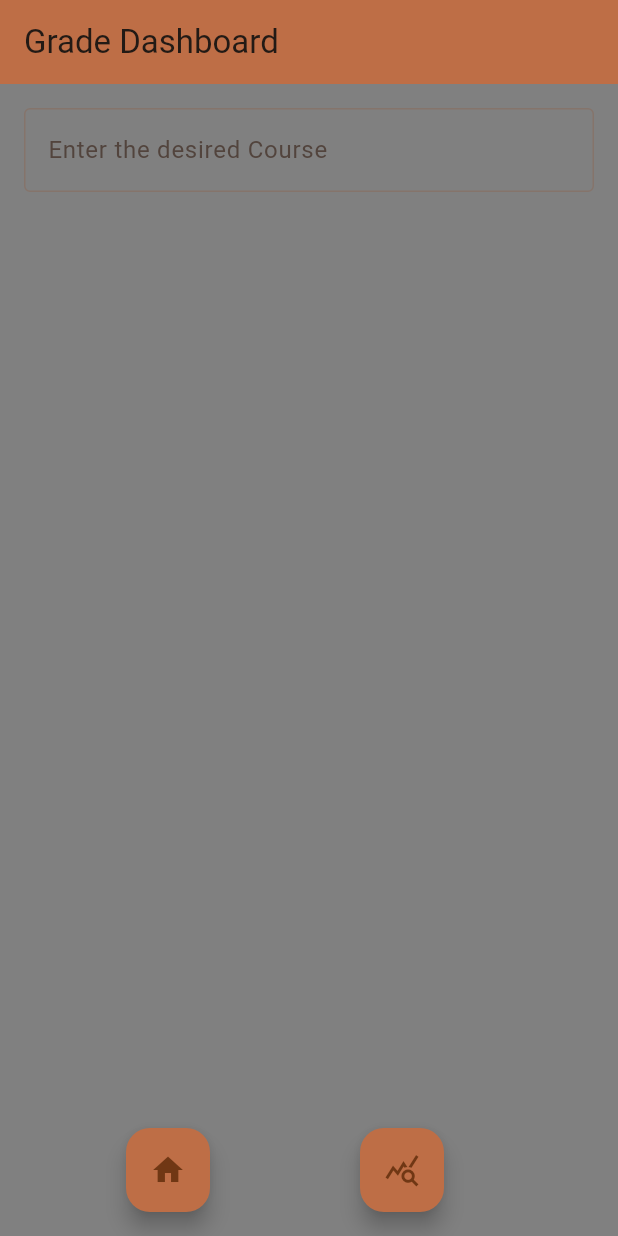
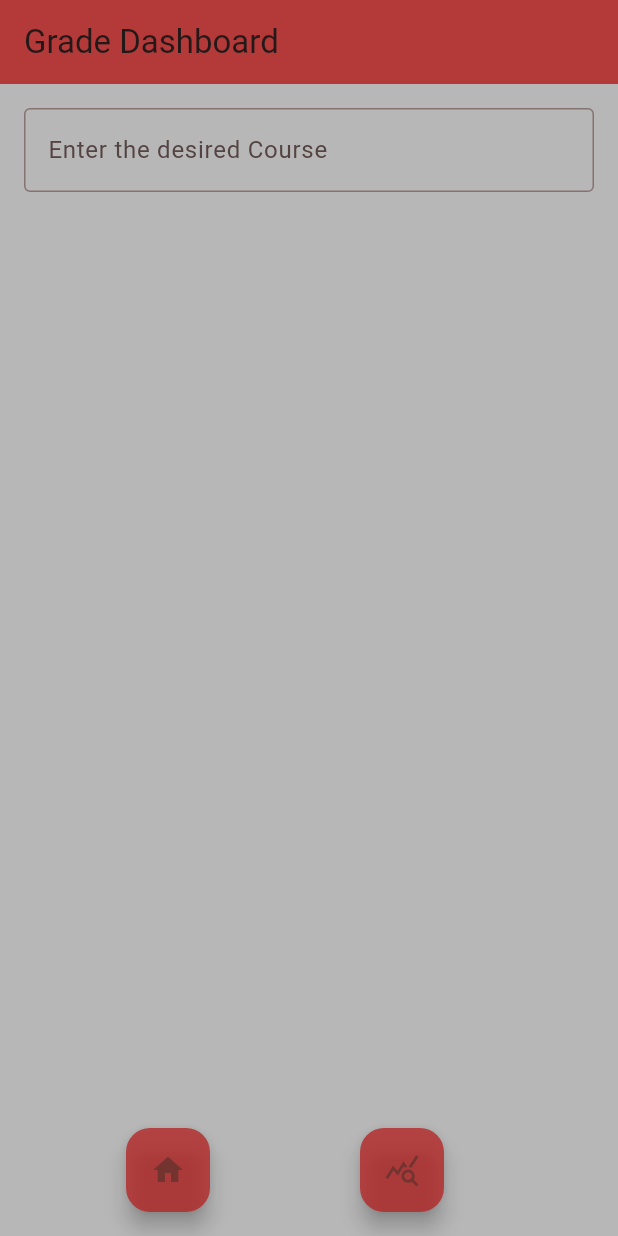
Before and after one commit to Davidpereira2803/unigrades, a Flutter app: the screen it shows after launch, after a tap on the "dashboard" icon, on a phone screen of 412 x 824 dp. Run offline on Flutter 3.47's test engine with Material 3 defaults, Android fonts, the phone set to English and light mode, and no system bars.

Commit message:
Prototype V1.01

```diff
--- a/lib/main.dart
+++ b/lib/main.dart
@@ -19,9 +19,9 @@ class MyApp extends StatelessWidget {
     return MaterialApp(
       title: 'Unversity Grades',
       theme: ThemeData(
-        scaffoldBackgroundColor: const Color.fromARGB(255, 128, 128, 128),
-        primaryColor: const Color.fromARGB(255, 190, 110, 70),
-        colorScheme: ColorScheme.fromSeed(seedColor: const Color.fromARGB(255, 196, 118, 73)),
+        scaffoldBackgroundColor: Color.fromARGB(230, 175, 175, 175),
+        primaryColor: const Color.fromARGB(200, 180, 37, 37),
+        colorScheme: ColorScheme.fromSeed(seedColor: Color.fromARGB(200, 180, 37, 37)),
         useMaterial3: true,
       ),
       home: const MyHomePage(title: 'University Grades'),
@@ -45,7 +45,7 @@ class _MyHomePageState extends State<MyHomePage> {
 
     return Scaffold(
       appBar: AppBar(
-        backgroundColor: const Color.fromARGB(255, 190, 110, 70),
+        backgroundColor: const Color.fromARGB(220, 180, 37, 37),
         title: Text(widget.title),
       ),
       body:
@@ -218,6 +218,7 @@ void main() async {
             backgroundColor: Theme.of(context).primaryColor,
             child: const Icon(Icons.remove),
             ),
+
           FloatingActionButton(
             onPressed:(){
               Navigator.push(
@@ -230,6 +231,7 @@ void main() async {
             child: const Icon(Icons.dashboard),
           ),
         ],
+
       ),
     );
   }
--- a/lib/secondpage.dart
+++ b/lib/secondpage.dart
@@ -24,14 +24,14 @@ class _SecondPageState extends State<SecondPage> {
   Widget build(BuildContext context) {
     return MaterialApp(
       theme: ThemeData(
-        scaffoldBackgroundColor: const Color.fromARGB(255, 128, 128, 128),
-        primaryColor: const Color.fromARGB(255, 190, 110, 70),
-        colorScheme: ColorScheme.fromSeed(seedColor: const Color.fromARGB(255, 196, 118, 73)),
+        scaffoldBackgroundColor: const Color.fromARGB(230, 175, 175, 175),
+        primaryColor: const Color.fromARGB(200, 180, 37, 37),
+        colorScheme: ColorScheme.fromSeed(seedColor: Color.fromARGB(200, 180, 37, 37)),
         useMaterial3: true,
        ),
       home: Scaffold(
         appBar: AppBar(
-          backgroundColor: const Color.fromARGB(255, 190, 110, 70),
+          backgroundColor: const Color.fromARGB(220, 180, 37, 37),
           title: const Text('Grade Dashboard'),
         ),
         body: Column(
```
